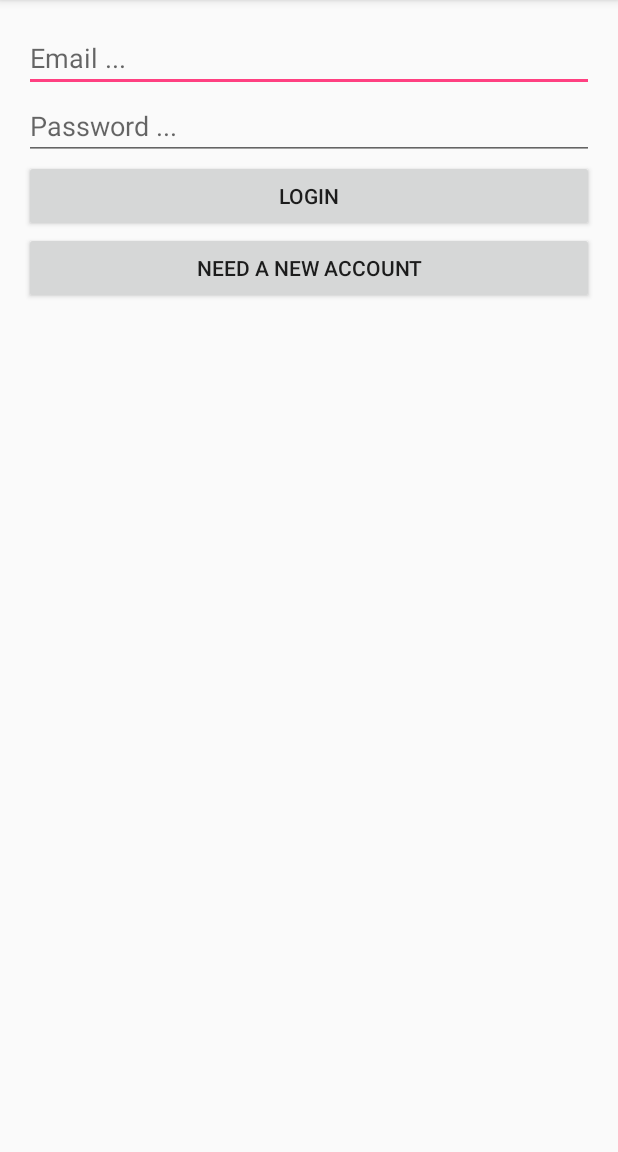
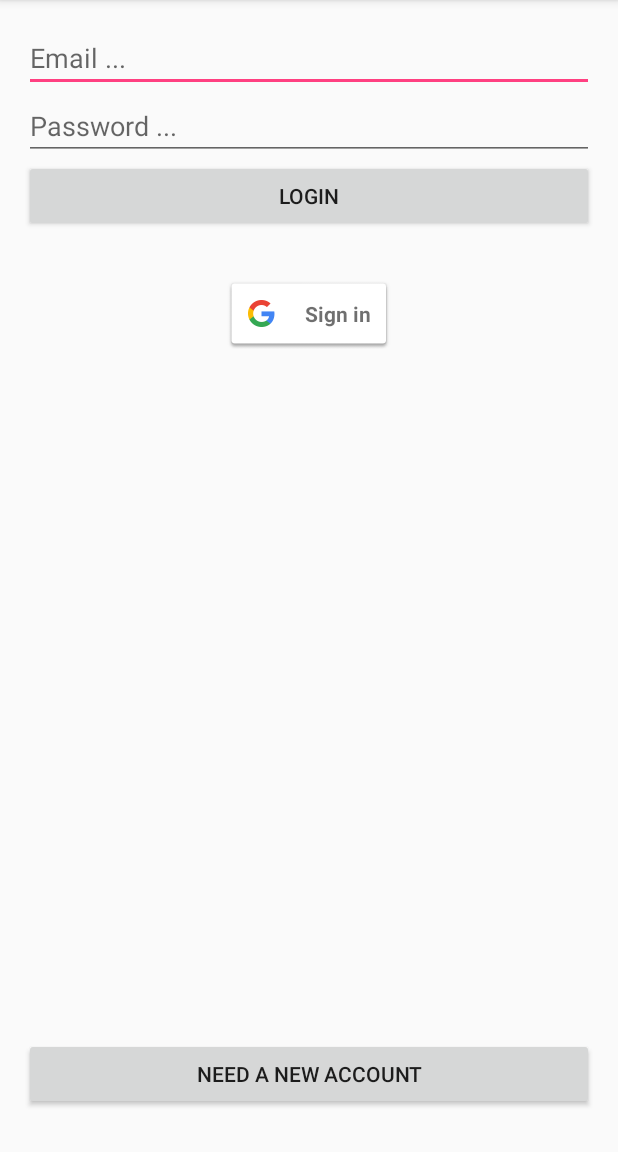
Before and after one commit to solandmedotru/SimpleBlog, an Android app: the screen it shows after launch (LoginActivity), on a phone screen of 412 x 824 dp, the part 84-1236 px from its top. Run offline under Robolectric (Android 15) with nearby library versions, the light colour scheme and no system bars; our stand-ins replace Firebase (no records; nobody signed in at launch, a user with empty details on screens opened directly), Picasso; libraries missing offline, so code that uses them is left out: com.theartofdev.edmodo; 1 statement that could not run was skipped.

Commit message:
Added google auth

```diff
--- a/app/build.gradle
+++ b/app/build.gradle
@@ -6,7 +6,7 @@ android {
     defaultConfig {
         applicationId "ru.solandme.simpleblog"
         minSdkVersion 19
-        targetSdkVersion 22
+        targetSdkVersion 24
         versionCode 1
         versionName "1.0"
         testInstrumentationRunner "android.support.test.runner.AndroidJUnitRunner"
@@ -37,6 +37,7 @@ dependencies {
     compile 'com.android.support:cardview-v7:24.2.1'
     compile 'com.google.firebase:firebase-auth:9.4.0'
     compile 'com.google.android.gms:play-services-auth:9.4.0'
+    compile 'com.google.android.gms:play-services:9.4.0'
     compile 'com.squareup.picasso:picasso:2.5.2'
     compile 'com.theartofdev.edmodo:android-image-cropper:2.3.+'
     testCompile 'junit:junit:4.12'
--- a/app/src/main/java/ru/solandme/simpleblog/LoginActivity.java
+++ b/app/src/main/java/ru/solandme/simpleblog/LoginActivity.java
@@ -11,15 +11,26 @@ import android.widget.Button;
 import android.widget.EditText;
 import android.widget.Toast;
 
+import com.google.android.gms.auth.api.Auth;
+import com.google.android.gms.auth.api.signin.GoogleSignInAccount;
+import com.google.android.gms.auth.api.signin.GoogleSignInOptions;
+import com.google.android.gms.auth.api.signin.GoogleSignInResult;
+import com.google.android.gms.common.ConnectionResult;
+import com.google.android.gms.common.SignInButton;
+import com.google.android.gms.common.api.GoogleApiClient;
 import com.google.android.gms.tasks.OnCompleteListener;
 import com.google.android.gms.tasks.Task;
+import com.google.firebase.auth.AuthCredential;
 import com.google.firebase.auth.AuthResult;
 import com.google.firebase.auth.FirebaseAuth;
+import com.google.firebase.auth.GoogleAuthProvider;
 import com.google.firebase.database.DataSnapshot;
 import com.google.firebase.database.DatabaseError;
 import com.google.firebase.database.DatabaseReference;
 import com.google.firebase.database.FirebaseDatabase;
 import com.google.firebase.database.ValueEventListener;
+
+import static com.firebase.ui.auth.ui.AcquireEmailHelper.RC_SIGN_IN;
 
 public class LoginActivity extends AppCompatActivity {
 
@@ -27,17 +38,20 @@ public class LoginActivity extends AppCompatActivity {
     private EditText loginPasswordField;
     private Button loginBtn;
     private Button registerBtn;
+    private SignInButton googleBtn;
 
     private FirebaseAuth auth;
     private DatabaseReference databaseRefUsers;
     private ProgressDialog progress;
 
-    @Override
+    private GoogleApiClient googleApiClient;
+
     protected void onCreate(Bundle savedInstanceState) {
         super.onCreate(savedInstanceState);
         setContentView(R.layout.activity_login);
 
         auth = FirebaseAuth.getInstance();
+
         databaseRefUsers = FirebaseDatabase.getInstance().getReference().child("Users");
         databaseRefUsers.keepSynced(true);
 
@@ -48,6 +62,7 @@ public class LoginActivity extends AppCompatActivity {
 
         loginBtn = (Button) findViewById(R.id.loginBtn);
         registerBtn = (Button) findViewById(R.id.registerBtn);
+        googleBtn = (SignInButton) findViewById(R.id.googleBtn);
 
         loginBtn.setOnClickListener(new View.OnClickListener() {
             @Override
@@ -63,6 +78,39 @@ public class LoginActivity extends AppCompatActivity {
                 startActivity(intent);
             }
         });
+
+
+        // Configure sign-in to request the user's ID, email address, and basic
+        // profile. ID and basic profile are included in DEFAULT_SIGN_IN.
+        GoogleSignInOptions gso = new GoogleSignInOptions.Builder(GoogleSignInOptions.DEFAULT_SIGN_IN)
+                .requestIdToken(getString(R.string.default_web_client_id))
+                .requestEmail()
+                .build();
+
+        googleApiClient = new GoogleApiClient.Builder(this)
+                .enableAutoManage(this, new GoogleApiClient.OnConnectionFailedListener() {
+                    @Override
+                    public void onConnectionFailed(@NonNull ConnectionResult connectionResult) {
+
+                        Toast.makeText(LoginActivity.this, "Error connection", Toast.LENGTH_LONG).show();
+
+                    }
+                })
+                .addApi(Auth.GOOGLE_SIGN_IN_API, gso)
+                .build();
+
+        googleBtn.setOnClickListener(new View.OnClickListener() {
+            @Override
+            public void onClick(View v) {
+                signIn();
+            }
+        });
+
+    }
+
+    private void signIn() {
+        Intent signInIntent = Auth.GoogleSignInApi.getSignInIntent(googleApiClient);
+        startActivityForResult(signInIntent, RC_SIGN_IN);
     }
 
     private void checkLogin() {
@@ -95,6 +143,9 @@ public class LoginActivity extends AppCompatActivity {
     }
 
     private void checkUserExist() {
+
+        if (auth.getCurrentUser() != null) {
+
             final String user_id = auth.getCurrentUser().getUid();
 
             databaseRefUsers.addValueEventListener(new ValueEventListener() {
@@ -122,3 +173,48 @@ public class LoginActivity extends AppCompatActivity {
             });
         }
     }
+
+
+    @Override
+    public void onActivityResult(int requestCode, int resultCode, Intent data) {
+        super.onActivityResult(requestCode, resultCode, data);
+
+        // Result returned from launching the Intent from GoogleSignInApi.getSignInIntent(...);
+        if (requestCode == RC_SIGN_IN) {
+            GoogleSignInResult result = Auth.GoogleSignInApi.getSignInResultFromIntent(data);
+
+            progress.setMessage("Starting Sign in ...");
+            progress.show();
+            if (result.isSuccess()) {
+                // Google Sign In was successful, authenticate with Firebase
+                GoogleSignInAccount account = result.getSignInAccount();
+                firebaseAuthWithGoogle(account);
+            } else {
+                progress.dismiss();
+            }
+        }
+    }
+
+    private void firebaseAuthWithGoogle(GoogleSignInAccount acct) {
+
+        AuthCredential credential = GoogleAuthProvider.getCredential(acct.getIdToken(), null);
+        auth.signInWithCredential(credential)
+                .addOnCompleteListener(this, new OnCompleteListener<AuthResult>() {
+                    @Override
+                    public void onComplete(@NonNull Task<AuthResult> task) {
+
+                        // If sign in fails, display a message to the user. If sign in succeeds
+                        // the auth state listener will be notified and logic to handle the
+                        // signed in user can be handled in the listener.
+                        if (!task.isSuccessful()) {
+                            Toast.makeText(LoginActivity.this, "Authentication failed.",
+                                    Toast.LENGTH_SHORT).show();
+                        } else {
+                            progress.dismiss();
+                            checkUserExist();
+                        }
+
+                    }
+                });
+    }
+}
--- a/app/src/main/java/ru/solandme/simpleblog/MainActivity.java
+++ b/app/src/main/java/ru/solandme/simpleblog/MainActivity.java
@@ -55,10 +55,17 @@ public class MainActivity extends AppCompatActivity {
         databaseRef = FirebaseDatabase.getInstance().getReference().child("Blog");
         databaseRefUsers = FirebaseDatabase.getInstance().getReference().child("Users");
         databaseRefUsers.keepSynced(true);
+        databaseRef.keepSynced(true);
 
         blogList = (RecyclerView) findViewById(R.id.blogList);
+
+        LinearLayoutManager layoutManager = new LinearLayoutManager(this);
+        layoutManager.setReverseLayout(true);
+        layoutManager.setStackFromEnd(true);
         blogList.setHasFixedSize(true);
-        blogList.setLayoutManager(new LinearLayoutManager(this));
+        blogList.setLayoutManager(layoutManager);
+
+
     }
 
     @Override
@@ -66,7 +73,6 @@ public class MainActivity extends AppCompatActivity {
         super.onStart();
         auth.addAuthStateListener(authStateListener);
         checkUserExist();
-
         FirebaseRecyclerAdapter<Blog, BlogViewHolder> firebaseRecyclerAdapter =
                 new FirebaseRecyclerAdapter<Blog, BlogViewHolder>(
                         Blog.class, R.layout.blog_row, BlogViewHolder.class, databaseRef
--- a/app/src/main/res/layout/activity_login.xml
+++ b/app/src/main/res/layout/activity_login.xml
@@ -29,18 +29,29 @@
         android:layout_alignParentStart="true" />
 
     <Button
+        android:text="@string/need_a_new_account"
+        android:layout_width="match_parent"
+        android:layout_height="wrap_content"
+        android:id="@+id/registerBtn"
+        android:layout_alignParentBottom="true"
+        android:layout_alignParentStart="true"
+        android:layout_marginBottom="12dp" />
+
+    <com.google.android.gms.common.SignInButton
+        android:id="@+id/googleBtn"
+        android:layout_width="wrap_content"
+        android:layout_height="wrap_content"
+        android:layout_below="@+id/loginBtn"
+        android:layout_centerHorizontal="true"
+        android:layout_marginTop="30dp">
+
+    </com.google.android.gms.common.SignInButton>
+
+    <Button
         android:id="@+id/loginBtn"
         android:layout_width="match_parent"
         android:layout_height="wrap_content"
         android:text="@string/login"
         android:layout_below="@+id/loginPasswordField"
-        android:layout_alignParentStart="true" />
-
-    <Button
-        android:text="@string/need_a_new_account"
-        android:layout_width="match_parent"
-        android:layout_height="wrap_content"
-        android:id="@+id/registerBtn"
-        android:layout_below="@+id/loginBtn"
-        android:layout_alignParentStart="true" />
+        android:layout_centerHorizontal="true" />
 </RelativeLayout>
```
Also changed, not shown: app/src/main/java/ru/solandme/simpleblog/SetupActivity.java (+14 -1 lines). Lines whose indentation alone changed are shown as unchanged.
